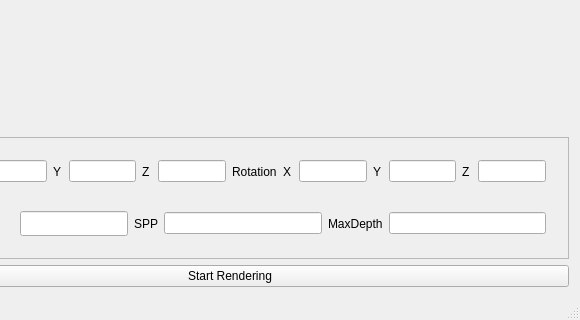
Qt form graytracer.ui (wolfand11/GRaytracer) before a commit; both pictures show x 120 to 700 and y 380 to 700 of the 700 by 700 pixel window.
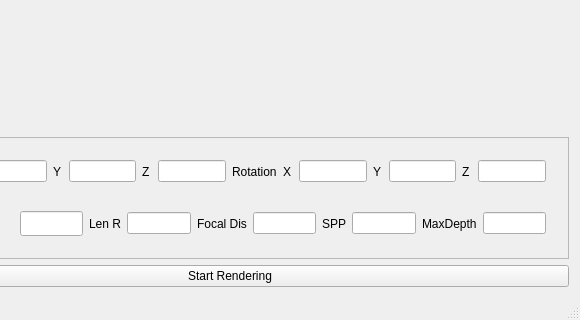
The same form after that commit.

Diff of the .ui file:
```diff
--- a/graytracer.ui
+++ b/graytracer.ui
@@ -444,6 +444,26 @@
             </property>
            </widget>
           </item>
+          <item>
+           <widget class="QLabel" name="lenRLabel">
+            <property name="text">
+             <string>Len R</string>
+            </property>
+           </widget>
+          </item>
+          <item>
+           <widget class="QLineEdit" name="lenREdit"/>
+          </item>
+          <item>
+           <widget class="QLabel" name="focalDisLabel">
+            <property name="text">
+             <string>Focal Dis</string>
+            </property>
+           </widget>
+          </item>
+          <item>
+           <widget class="QLineEdit" name="focalDisEdit"/>
+          </item>
           <item>
            <widget class="QLabel" name="sppLabel">
             <property name="text">
```
